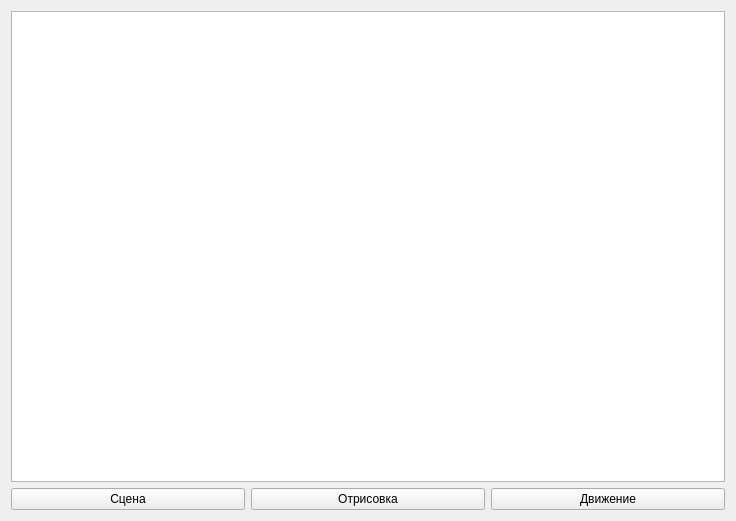
Before: the Qt Designer form moyproject/widget2.ui in IlyaAgrelov/BAK-Labs, drawn with Qt 5.
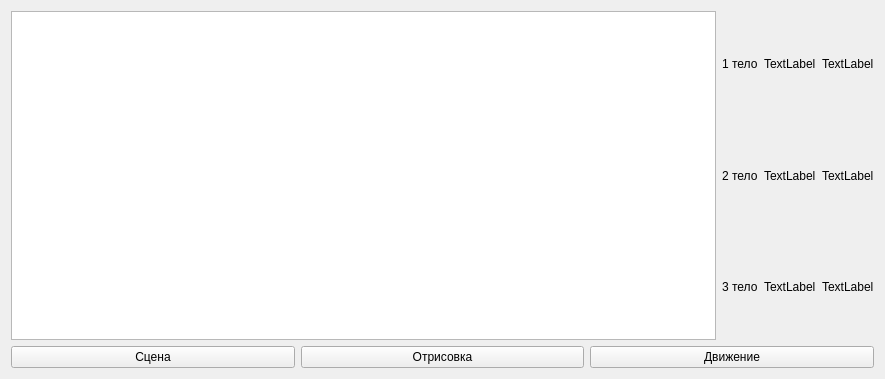
After: the same form once the commit is applied.

The edit to the form file:
```diff
--- a/moyproject/widget2.ui
+++ b/moyproject/widget2.ui
@@ -6,8 +6,8 @@
    <rect>
     <x>0</x>
     <y>0</y>
-    <width>736</width>
-    <height>521</height>
+    <width>885</width>
+    <height>379</height>
    </rect>
   </property>
   <property name="windowTitle">
@@ -15,7 +15,78 @@
   </property>
   <layout class="QVBoxLayout" name="verticalLayout">
    <item>
-    <widget class="QGraphicsView" name="graphicsView"/>
+    <layout class="QHBoxLayout" name="horizontalLayout_2">
+     <item>
+      <widget class="QGraphicsView" name="graphicsView"/>
+     </item>
+     <item>
+      <layout class="QGridLayout" name="gridLayout">
+       <item row="1" column="1">
+        <widget class="QLabel" name="label2">
+         <property name="text">
+          <string>TextLabel</string>
+         </property>
+        </widget>
+       </item>
+       <item row="2" column="0">
+        <widget class="QLabel" name="label_6">
+         <property name="text">
+          <string>3 тело</string>
+         </property>
+        </widget>
+       </item>
+       <item row="0" column="0">
+        <widget class="QLabel" name="label_4">
+         <property name="text">
+          <string>1 тело</string>
+         </property>
+        </widget>
+       </item>
+       <item row="2" column="1">
+        <widget class="QLabel" name="label3">
+         <property name="text">
+          <string>TextLabel</string>
+         </property>
+        </widget>
+       </item>
+       <item row="2" column="2">
+        <widget class="QLabel" name="label6">
+         <property name="text">
+          <string>TextLabel</string>
+         </property>
+        </widget>
+       </item>
+       <item row="0" column="1">
+        <widget class="QLabel" name="label1">
+         <property name="text">
+          <string>TextLabel</string>
+         </property>
+        </widget>
+       </item>
+       <item row="1" column="0">
+        <widget class="QLabel" name="label_5">
+         <property name="text">
+          <string>2 тело</string>
+         </property>
+        </widget>
+       </item>
+       <item row="1" column="2">
+        <widget class="QLabel" name="label5">
+         <property name="text">
+          <string>TextLabel</string>
+         </property>
+        </widget>
+       </item>
+       <item row="0" column="2">
+        <widget class="QLabel" name="label4">
+         <property name="text">
+          <string>TextLabel</string>
+         </property>
+        </widget>
+       </item>
+      </layout>
+     </item>
+    </layout>
    </item>
    <item>
     <layout class="QHBoxLayout" name="horizontalLayout">
```
